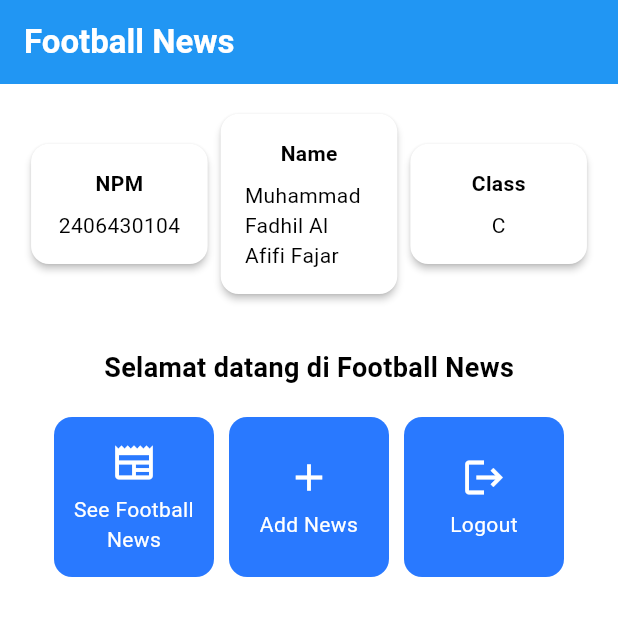
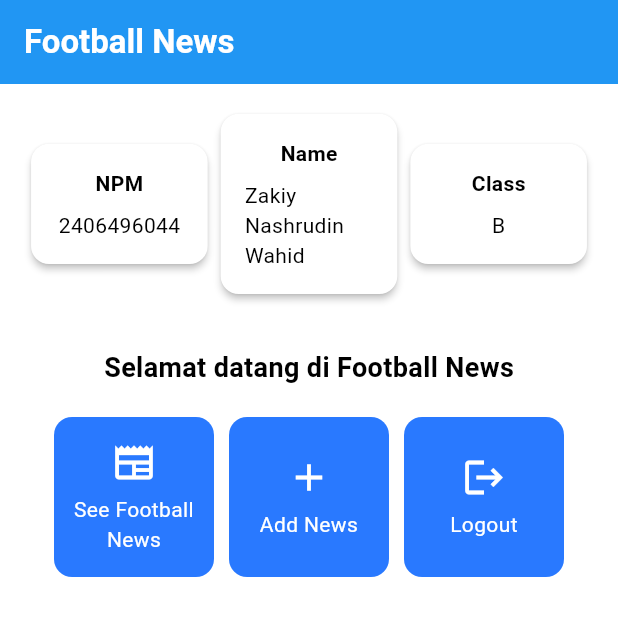
Before and after one commit to zakiyznw/football_news_mobile, a Flutter app: the screen it shows after launch, on a phone screen of 412 x 824 dp, the top half of it. Run offline on Flutter 3.47's test engine with Material 3 defaults, Android fonts, the phone set to English and light mode, and no system bars.

Commit message:
tutorial 6 selesai

```diff
--- a/lib/menu.dart
+++ b/lib/menu.dart
@@ -3,9 +3,9 @@ import 'package:flutter/material.dart';
 class MyHomePage extends StatelessWidget {
   MyHomePage({super.key});
 
-  final String nama = "Muhammad Fadhil Al Afifi Fajar";
-  final String npm = "2406430104";
-  final String kelas = "C";
+  final String nama = "Zakiy Nashrudin Wahid";
+  final String npm = "2406496044";
+  final String kelas = "B";
 
   final List<ItemHomepage> items = [
     ItemHomepage("See Football News", Icons.newspaper),
```
